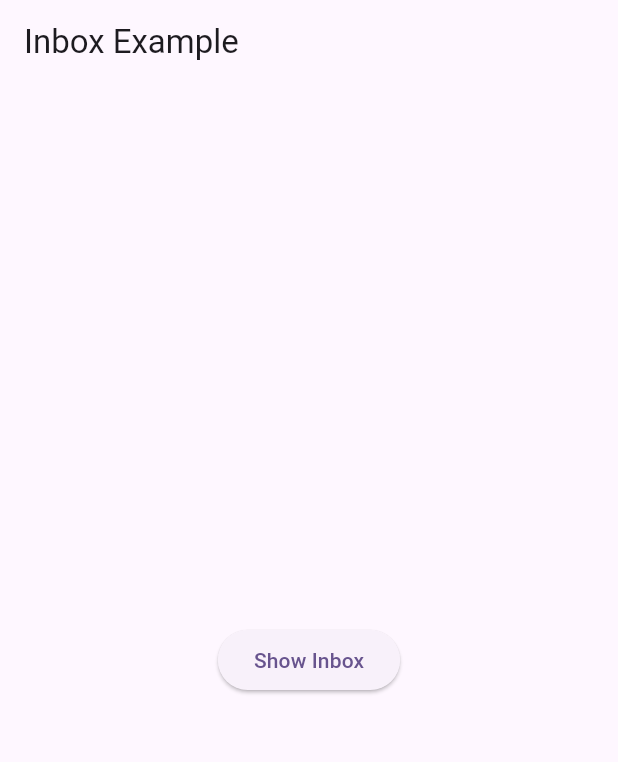
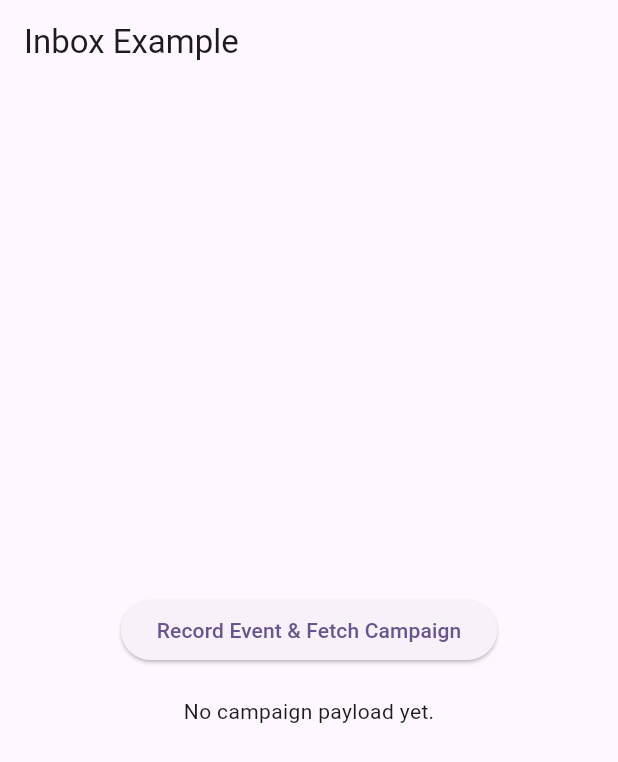
Before and after one commit to Musaveer05/Flutter-Mv, a Flutter app: the InboxPage screen opened directly, on a phone screen of 412 x 824 dp. Shown: the top 762 px of the screen. Run offline on Flutter 3.47's test engine with Material 3 defaults, Android fonts, the light colour scheme and no system bars; our stand-ins replace permission_handler; missing offline and left inert: clevertap_plugin.

Commit message:
Update main.dart
Added web native display method addKVDataChangeListener()

```diff
--- a/lib/main.dart
+++ b/lib/main.dart
@@ -51,36 +51,73 @@ void main() async {
 
     CleverTapPlugin.initializeInbox();
 
-    runApp(webApp());
+    runApp(WebApp());
   }
 }
 
-class webApp extends StatelessWidget {
-  const webApp({super.key});
+class WebApp extends StatelessWidget {
+  const WebApp({super.key});
 
   @override
   Widget build(BuildContext context) {
     return MaterialApp(
       title: 'CleverTap Inbox Example',
+      theme: ThemeData(primarySwatch: Colors.blue),
       home: const InboxPage(),
     );
   }
 }
 
-class InboxPage extends StatelessWidget {
+class InboxPage extends StatefulWidget {
   const InboxPage({super.key});
 
   @override
+  State<InboxPage> createState() => _InboxPageState();
+}
+
+class _InboxPageState extends State<InboxPage> {
+  Map<String, dynamic>? campaignPayload;
+
+  @override
+  void initState() {
+    super.initState();
+
+    // ✅ Listener registered once
+    CleverTapPlugin.addKVDataChangeListener((kvData) {
+      print("📩 KV Data Changed: $kvData");
+      setState(() {
+        campaignPayload = kvData; // Store payload for UI
+      });
+    });
+  }
+
+  void _triggerInboxViewed() {
+    // ✅ This call will cause CleverTap to evaluate campaigns
+    CleverTapPlugin.recordEvent("InboxPageViewed", {});
+    print("inbox viewed event recorded.");
+  }
+
+  @override
   Widget build(BuildContext context) {
-    CleverTapPlugin.recordEvent("InboxPageViewed", {});
     return Scaffold(
       appBar: AppBar(title: const Text('Inbox Example')),
       body: Center(
-        child: ElevatedButton(
-          onPressed: () {
-            CleverTapPlugin.showInbox({});
-          },
-          child: const Text('Show Inbox'),
+        child: Column(
+          mainAxisAlignment: MainAxisAlignment.center,
+          children: [
+            ElevatedButton(
+              onPressed: _triggerInboxViewed,
+              child: const Text('Record Event & Fetch Campaign'),
+            ),
+
+            const SizedBox(height: 20),
+
+            // Render payload if available
+            if (campaignPayload != null)
+              Text("Payload: $campaignPayload")
+            else
+              const Text("No campaign payload yet."),
+          ],
         ),
       ),
     );
@@ -167,20 +204,6 @@ class _MyHomePageState extends State<MyHomePage> {
               child: Column(
                 mainAxisSize: MainAxisSize.min,
                 children: <Widget>[
-                  // TextFormField(
-                  //   decoration: const InputDecoration(labelText: 'Name'),
-                  //   onChanged: (value) => _name = value,
-                  //   validator: (value) =>
-                  //       value == null || value.isEmpty ? 'Enter name' : null,
-                  // ),
-                  // TextFormField(
-                  //   decoration: const InputDecoration(labelText: 'Email'),
-                  //   keyboardType: TextInputType.emailAddress,
-                  //   onChanged: (value) => _email = value,
-                  //   validator: (value) => value == null || !value.contains('@')
-                  //       ? 'Enter valid email'
-                  //       : null,
-                  // ),
                   TextFormField(
                     decoration: const InputDecoration(labelText: 'Identity'),
                     onChanged: (value) => _identity = value,
@@ -212,19 +235,6 @@ class _MyHomePageState extends State<MyHomePage> {
               },
               child: const Text('Login'),
             ),
-            // TextButton(
-            //   onPressed: () {
-            //     if (_formKey.currentState!.validate()) {
-            //       CleverTapPlugin.profileSet({
-            //         'Name': _name,
-            //         'Email': _email,
-            //         'Phone': _phone,
-            //       });
-            //       Navigator.of(context).pop();
-            //     }
-            //   },
-            //   child: const Text('Update'),
-            // ),
           ],
         );
       },
@@ -237,35 +247,6 @@ class _MyHomePageState extends State<MyHomePage> {
       debugPrint("🆔 CleverTap ID: $clevertapId");
     } catch (e) {
       debugPrint("❌ Error fetching CleverTap ID: $e");
-    }
-  }
-
-  Future<void> sendEventToCleverTap() async {
-    final url = Uri.parse("https://api.clevertap.com/1/upload");
-
-    final headers = {
-      'X-CleverTap-Account-Id': 'TEST-98R-65Z-6K7Z',
-      'X-CleverTap-Passcode': 'QYY-SED-OLEL',
-      'Content-Type': 'application/json',
-    };
-
-    final body = jsonEncode({
-      "d": [
-        {
-          "identity": "testdns", // use email or CleverTap ID or identity
-          "type": "event",
-          "evtName": "booking_fee_completed",
-          "evtData": {"tags": "atlanta"},
-        },
-      ],
-    });
-
-    final response = await http.post(url, headers: headers, body: body);
-
-    if (response.statusCode == 200) {
-      print("Event sent successfully: ${response.body}");
-    } else {
-      print("Failed to send event: ${response.statusCode} ${response.body}");
     }
   }
 
@@ -293,7 +274,9 @@ class _MyHomePageState extends State<MyHomePage> {
               child: const Text('App Inbox'),
             ),
             ElevatedButton(
-              onPressed: sendEventToCleverTap,
+              onPressed: () {
+                CleverTapPlugin.recordEvent("test_001", {"test_prop": "te1"});
+              },
               child: const Text('Raise a Event'),
             ),
 
```
